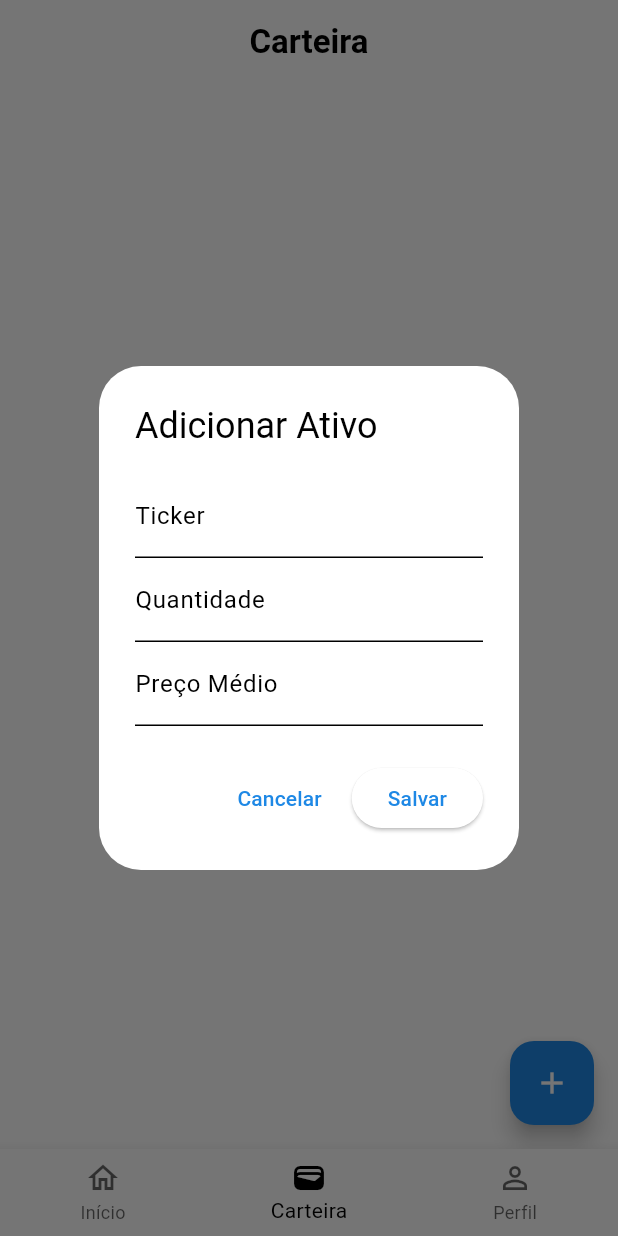
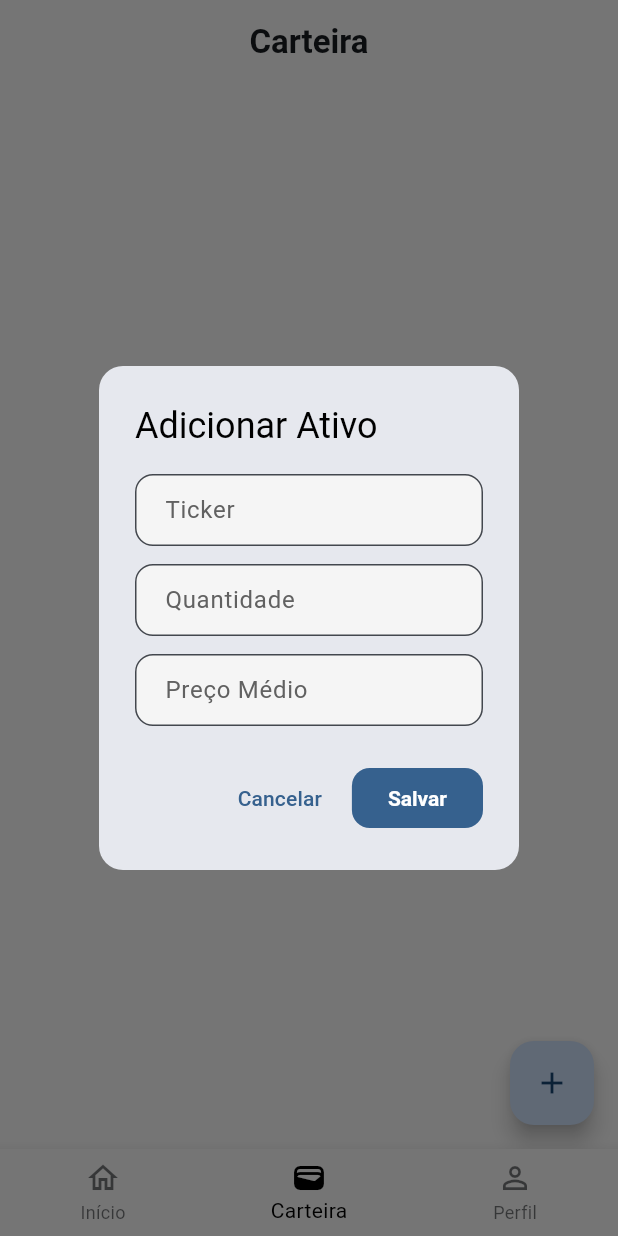
Before and after one commit to carlosxfelipe/ticker, a Flutter app: the screen it shows after launch, item 2 of the bottom bar chosen, after a tap on the "add" icon, on a phone screen of 412 x 824 dp. Run offline on Flutter 3.47's test engine with Material 3 defaults, Android fonts, the phone set to English and light mode, and no system bars; our stand-ins replace fl_chart, go_router, sqflite; accounts and stored records are empty.

Commit message:
refactor: update WalletScreen and WalletBody for improved UI and delete confirmation dialog

```diff
--- a/lib/screens/wallet_screen.dart
+++ b/lib/screens/wallet_screen.dart
@@ -1,5 +1,4 @@
 import 'package:flutter/material.dart';
-
 import 'package:ticker/database/database_helper.dart';
 import 'package:ticker/theme/card_colors.dart';
 import 'package:ticker/widgets.dart';
@@ -88,23 +87,11 @@ class WalletBodyState extends State<WalletBody> {
                 (asset['average_price'] as num?)?.toDouble() ?? 0.0;
             final totalInvested = quantity * averagePrice;
 
-            return Container(
-              margin: const EdgeInsets.only(bottom: 16),
-              decoration: BoxDecoration(
+            return Padding(
+              padding: const EdgeInsets.only(bottom: 16),
+              child: Material(
                 color: cardColors[index % cardColors.length],
                 borderRadius: BorderRadius.circular(16),
-                boxShadow: [
-                  BoxShadow(
-                    color:
-                        isDark
-                            ? Colors.white.withAlpha(20)
-                            : Colors.black.withAlpha(40),
-                    blurRadius: 12,
-                    spreadRadius: 1,
-                    offset: const Offset(0, 6),
-                  ),
-                ],
-              ),
                 child: Padding(
                   padding: const EdgeInsets.all(16),
                   child: Column(
@@ -112,12 +99,10 @@ class WalletBodyState extends State<WalletBody> {
                     children: [
                       Row(
                         children: [
-                        const SizedBox(width: 8),
                           Text(
                             asset['ticker'],
                             style: theme.textTheme.titleMedium?.copyWith(
-                            fontWeight: FontWeight.bold,
-                            fontSize: 18,
+                              fontWeight: FontWeight.w600,
                             ),
                           ),
                           const Spacer(),
@@ -135,12 +120,14 @@ class WalletBodyState extends State<WalletBody> {
                                       actions: [
                                         TextButton(
                                           onPressed:
-                                            () => Navigator.pop(context, false),
+                                              () =>
+                                                  Navigator.pop(context, false),
                                           child: const Text('Cancelar'),
                                         ),
                                         TextButton(
                                           onPressed:
-                                            () => Navigator.pop(context, true),
+                                              () =>
+                                                  Navigator.pop(context, true),
                                           child: const Text('Remover'),
                                         ),
                                       ],
@@ -158,7 +145,10 @@ class WalletBodyState extends State<WalletBody> {
                       Row(
                         mainAxisAlignment: MainAxisAlignment.spaceBetween,
                         children: [
-                        Text('Quantidade', style: theme.textTheme.labelMedium),
+                          Text(
+                            'Quantidade',
+                            style: theme.textTheme.labelMedium,
+                          ),
                           Text('$quantity'),
                         ],
                       ),
@@ -166,7 +156,10 @@ class WalletBodyState extends State<WalletBody> {
                       Row(
                         mainAxisAlignment: MainAxisAlignment.spaceBetween,
                         children: [
-                        Text('Preço Médio', style: theme.textTheme.labelMedium),
+                          Text(
+                            'Preço Médio',
+                            style: theme.textTheme.labelMedium,
+                          ),
                           Text('R\$ ${averagePrice.toStringAsFixed(2)}'),
                         ],
                       ),
@@ -187,6 +180,7 @@ class WalletBodyState extends State<WalletBody> {
                         ],
                       ),
                     ],
+                  ),
                 ),
               ),
             );
@@ -213,45 +207,70 @@ class _AddAssetDialogState extends State<AddAssetDialog> {
 
   @override
   Widget build(BuildContext context) {
+    final theme = Theme.of(context);
+
     return AlertDialog(
+      shape: RoundedRectangleBorder(borderRadius: BorderRadius.circular(16)),
       title: const Text('Adicionar Ativo'),
       content: Form(
         key: _formKey,
+        child: SingleChildScrollView(
           child: Column(
             mainAxisSize: MainAxisSize.min,
             children: [
               TextFormField(
                 controller: _tickerController,
-              decoration: const InputDecoration(labelText: 'Ticker'),
+                decoration: const InputDecoration(
+                  labelText: 'Ticker',
+                  filled: true,
+                  border: OutlineInputBorder(
+                    borderRadius: BorderRadius.all(Radius.circular(12)),
+                  ),
+                ),
                 validator:
                     (value) =>
-                      value == null || value.isEmpty
+                        (value == null || value.isEmpty)
                             ? 'Campo obrigatório'
                             : null,
               ),
+              const SizedBox(height: 12),
               TextFormField(
                 controller: _quantityController,
-              decoration: const InputDecoration(labelText: 'Quantidade'),
                 keyboardType: const TextInputType.numberWithOptions(),
+                decoration: const InputDecoration(
+                  labelText: 'Quantidade',
+                  filled: true,
+                  border: OutlineInputBorder(
+                    borderRadius: BorderRadius.all(Radius.circular(12)),
+                  ),
+                ),
                 validator:
                     (value) =>
-                      value == null || value.isEmpty
+                        (value == null || value.isEmpty)
                             ? 'Campo obrigatório'
                             : null,
               ),
+              const SizedBox(height: 12),
               TextFormField(
                 controller: _priceController,
-              decoration: const InputDecoration(labelText: 'Preço Médio'),
                 keyboardType: const TextInputType.numberWithOptions(
                   decimal: true,
                 ),
+                decoration: const InputDecoration(
+                  labelText: 'Preço Médio',
+                  filled: true,
+                  border: OutlineInputBorder(
+                    borderRadius: BorderRadius.all(Radius.circular(12)),
+                  ),
+                ),
                 validator:
                     (value) =>
-                      value == null || value.isEmpty
+                        (value == null || value.isEmpty)
                             ? 'Campo obrigatório'
                             : null,
               ),
             ],
+          ),
         ),
       ),
       actions: [
@@ -259,7 +278,7 @@ class _AddAssetDialogState extends State<AddAssetDialog> {
           onPressed: () => Navigator.pop(context),
           child: const Text('Cancelar'),
         ),
-        ElevatedButton(
+        FilledButton(
           onPressed: () async {
             if (_formKey.currentState!.validate()) {
               final ticker = _tickerController.text.trim().toUpperCase();
@@ -269,7 +288,7 @@ class _AddAssetDialogState extends State<AddAssetDialog> {
               );
 
               if (quantity == null || averagePrice == null) {
-                if (!mounted) return;
+                if (!context.mounted) return;
                 ScaffoldMessenger.of(context).showSnackBar(
                   const SnackBar(content: Text('Valores numéricos inválidos.')),
                 );
@@ -287,7 +306,7 @@ class _AddAssetDialogState extends State<AddAssetDialog> {
                 widget.onSaved();
                 Navigator.of(context).pop();
               } catch (e) {
-                if (!mounted) return;
+                if (!context.mounted) return;
                 ScaffoldMessenger.of(
                   context,
                 ).showSnackBar(SnackBar(content: Text('Erro ao salvar: $e')));
--- a/lib/theme/theme.dart
+++ b/lib/theme/theme.dart
@@ -21,12 +21,11 @@ class AppTheme {
   static ThemeData get lightTheme {
     return ThemeData(
       useMaterial3: true,
-      colorScheme: ColorScheme.light(
-        primary: Colors.blue.shade600,
-        onPrimary: Colors.white,
-        secondary: Colors.blue.shade400,
+      splashFactory: InkSparkle.splashFactory,
+      colorScheme: ColorScheme.fromSeed(
+        seedColor: Colors.blue,
+        brightness: Brightness.light,
         surface: AppColors.surfaceLight,
-        onSurface: Colors.black,
         error: AppColors.errorLight,
       ),
       scaffoldBackgroundColor: AppColors.scaffoldBackgroundLight,
@@ -39,18 +38,39 @@ class AppTheme {
         bodyColor: Colors.black,
         displayColor: Colors.black,
       ),
+      inputDecorationTheme: InputDecorationTheme(
+        filled: true,
+        fillColor: Colors.grey.shade100,
+        contentPadding: const EdgeInsets.symmetric(
+          horizontal: 16,
+          vertical: 12,
+        ),
+        border: OutlineInputBorder(
+          borderRadius: BorderRadius.circular(12),
+          borderSide: BorderSide.none,
+        ),
+        labelStyle: TextStyle(color: Colors.grey.shade700),
+      ),
+      filledButtonTheme: FilledButtonThemeData(
+        style: FilledButton.styleFrom(
+          shape: RoundedRectangleBorder(
+            borderRadius: BorderRadius.circular(12),
+          ),
+          padding: const EdgeInsets.symmetric(horizontal: 24, vertical: 12),
+          textStyle: const TextStyle(fontWeight: FontWeight.w600),
+        ),
+      ),
     );
   }
 
   static ThemeData get darkTheme {
     return ThemeData(
       useMaterial3: true,
-      colorScheme: ColorScheme.dark(
-        primary: Colors.blue.shade300,
-        onPrimary: Colors.black,
-        secondary: Colors.blue.shade200,
+      splashFactory: InkSparkle.splashFactory,
+      colorScheme: ColorScheme.fromSeed(
+        seedColor: Colors.blue,
+        brightness: Brightness.dark,
         surface: AppColors.surfaceDark,
-        onSurface: Colors.white,
         error: AppColors.errorDark,
       ),
       scaffoldBackgroundColor: AppColors.scaffoldBackgroundDark,
@@ -62,6 +82,28 @@ class AppTheme {
       textTheme: ThemeData.dark().textTheme.apply(
         bodyColor: Colors.white,
         displayColor: Colors.white,
+      ),
+      inputDecorationTheme: InputDecorationTheme(
+        filled: true,
+        fillColor: Colors.white10,
+        contentPadding: const EdgeInsets.symmetric(
+          horizontal: 16,
+          vertical: 12,
+        ),
+        border: OutlineInputBorder(
+          borderRadius: BorderRadius.circular(12),
+          borderSide: BorderSide.none,
+        ),
+        labelStyle: const TextStyle(color: Colors.white70),
+      ),
+      filledButtonTheme: FilledButtonThemeData(
+        style: FilledButton.styleFrom(
+          shape: RoundedRectangleBorder(
+            borderRadius: BorderRadius.circular(12),
+          ),
+          padding: const EdgeInsets.symmetric(horizontal: 24, vertical: 12),
+          textStyle: const TextStyle(fontWeight: FontWeight.w600),
+        ),
       ),
     );
   }
```
Lines whose indentation alone changed are shown as unchanged.
